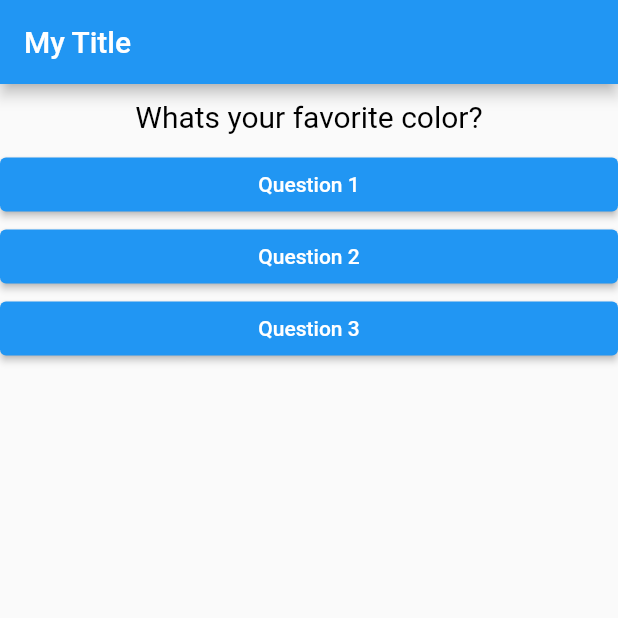
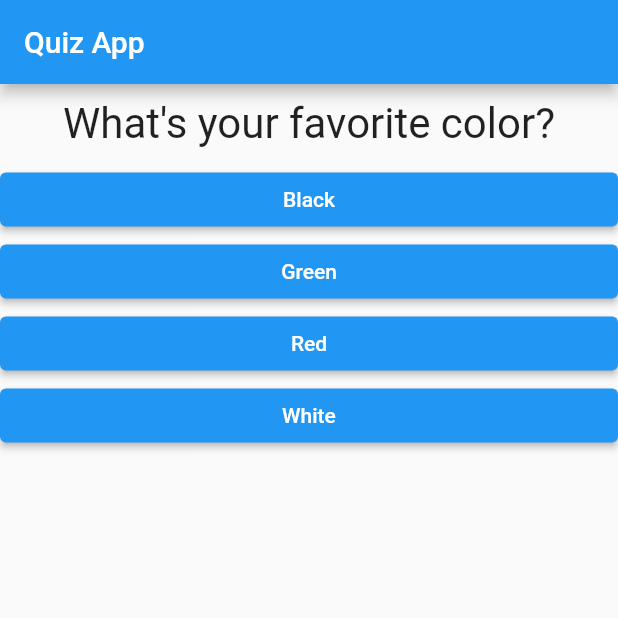
Before and after one commit to AanBahudin/flutter-practice, a Flutter app: the screen it shows after launch, on a phone screen of 412 x 824 dp, the top half of it. Run offline on Flutter 3.47's test engine with Material 2 defaults, Android fonts, the phone set to English and light mode, and no system bars.

Commit message:
complete app

```diff
--- a/lib/answer.dart
+++ b/lib/answer.dart
@@ -1,28 +1,23 @@
 import 'package:flutter/material.dart';
-import 'package:flutter/src/widgets/container.dart';
-import 'package:flutter/src/widgets/framework.dart';
-import './main.dart';
 
-class AnswersButton extends StatelessWidget {
-  final Function questionHandler;
-  final int questionIndex;
+class Answer extends StatelessWidget {
+  final Function selectHandler;
+  final String answerText;
+  final int eachQuestionScore;
 
-  AnswersButton(this.questionHandler, this.questionIndex);
+  Answer(this.selectHandler, this.answerText, this.eachQuestionScore);
 
   @override
   Widget build(BuildContext context) {
     return Container(
       width: double.infinity,
-      child: (ElevatedButton(
+      child: ElevatedButton(
         style: ButtonStyle(
           backgroundColor: MaterialStateProperty.all(Colors.blue),
         ),
-        child: Text(
-          'Question ' + (1 + this.questionIndex).toString(),
-          style: TextStyle(color: Colors.white),
-        ),
-        onPressed: () => questionHandler(questionIndex),
-      )),
+        child: Text(answerText),
+        onPressed: (() => selectHandler(this.eachQuestionScore)),
+      ),
     );
   }
 }
--- a/lib/main.dart
+++ b/lib/main.dart
@@ -1,46 +1,78 @@
 import 'package:flutter/material.dart';
-import './question.dart';
-import './answer.dart';
+
+import './result.dart';
+import './quiz.dart';
+
+// void main() {
+//   runApp(MyApp());
+// }
 
 void main() => runApp(MyApp());
 
 class MyApp extends StatefulWidget {
   @override
   State<StatefulWidget> createState() {
-    // TODO: implement createState
-    return _myAppState();
+    return _MyAppState();
   }
 }
 
-class _myAppState extends State<MyApp> {
-  var _questionNumber = 0;
-  var questions = [
-    'Whats your favorite color?',
-    'what is your favorite  animal?',
-    'what is your favorite number?'
-  ];
+class _MyAppState extends State<MyApp> {
+  var _questionIndex = 0;
+  var _totalScore = 0;
 
-  void _answerQuestions(int number) {
+  void _resetScoreAndQuiz() {
     setState(() {
-      _questionNumber = number;
+      _questionIndex = 0;
+      _totalScore = 0;
+    });
+  }
+
+  void _answerQuestion(int score) {
+    setState(() {
+      score == 0 ? _questionIndex = 0 : _questionIndex = _questionIndex + 1;
+      _totalScore += score;
     });
   }
 
   @override
   Widget build(BuildContext context) {
+    var questions = [
+      {
+        'questionText': 'What\'s your favorite color?',
+        'answers': [
+          {'text': 'Black', 'score': 8},
+          {'text': 'Green', 'score': 6},
+          {'text': 'Red', 'score': 4},
+          {'text': 'White', 'score': 2}
+        ],
+      },
+      {
+        'questionText': 'What\'s your favorite animal?',
+        'answers': [
+          {'text': 'Rabbit', 'score': 8},
+          {'text': 'Snake', 'score': 6},
+          {'text': 'Elephant', 'score': 4},
+          {'text': 'Lion', 'score': 2}
+        ],
+      },
+      {
+        'questionText': 'Who\'s your favorite instructor?',
+        'answers': [
+          {'text': 'Max', 'score': 8},
+          {'text': 'John', 'score': 6},
+          {'text': 'Aan', 'score': 4},
+          {'text': 'Dr. Angela Yu', 'score': 2}
+        ],
+      },
+    ];
     return MaterialApp(
       home: Scaffold(
         appBar: AppBar(
-          title: Text('My Title'),
+          title: Text('Quiz App'),
         ),
-        body: Column(
-          children: [
-            Question(questions[_questionNumber]),
-            AnswersButton(_answerQuestions, 0),
-            AnswersButton(_answerQuestions, 1),
-            AnswersButton(_answerQuestions, 2),
-          ],
-        ),
+        body: _questionIndex < questions.length
+            ? Quiz(_answerQuestion, questions, _questionIndex)
+            : Result(_totalScore, _resetScoreAndQuiz),
       ),
     );
   }
--- a/lib/question.dart
+++ b/lib/question.dart
@@ -8,13 +8,13 @@ class Question extends StatelessWidget {
   @override
   Widget build(BuildContext context) {
     return Container(
-        width: double.infinity,
-        // margin: EdgeInsets.only(top: 10),
-        margin: EdgeInsets.all(10),
-        child: Text(
-          questionText,
-          style: TextStyle(fontSize: 20, color: Colors.black),
-          textAlign: TextAlign.center,
-        ));
+      width: double.infinity,
+      margin: EdgeInsets.all(10),
+      child: Text(
+        questionText,
+        style: TextStyle(fontSize: 28),
+        textAlign: TextAlign.center,
+      ),
+    );
   }
 }
--- /dev/null
+++ b/lib/quiz.dart
@@ -0,0 +1,26 @@
+import 'package:flutter/material.dart';
+import './question.dart';
+import './answer.dart';
+
+class Quiz extends StatelessWidget {
+  final Function answerQuestion;
+  final List theQuestions;
+  final int questionIndex;
+
+  Quiz(this.answerQuestion, this.theQuestions, this.questionIndex);
+
+  @override
+  Widget build(BuildContext context) {
+    return Column(
+      children: [
+        Question(
+          theQuestions[questionIndex]['questionText'] as String,
+        ),
+        ...(theQuestions[questionIndex]['answers'] as List<Map<String, Object>>)
+            .map((answer) {
+          return Answer(answerQuestion, answer['text'], answer['score']);
+        }).toList()
+      ],
+    );
+  }
+}
```
Also changed, not shown: lib/result.dart (added, +37 -0 lines).
